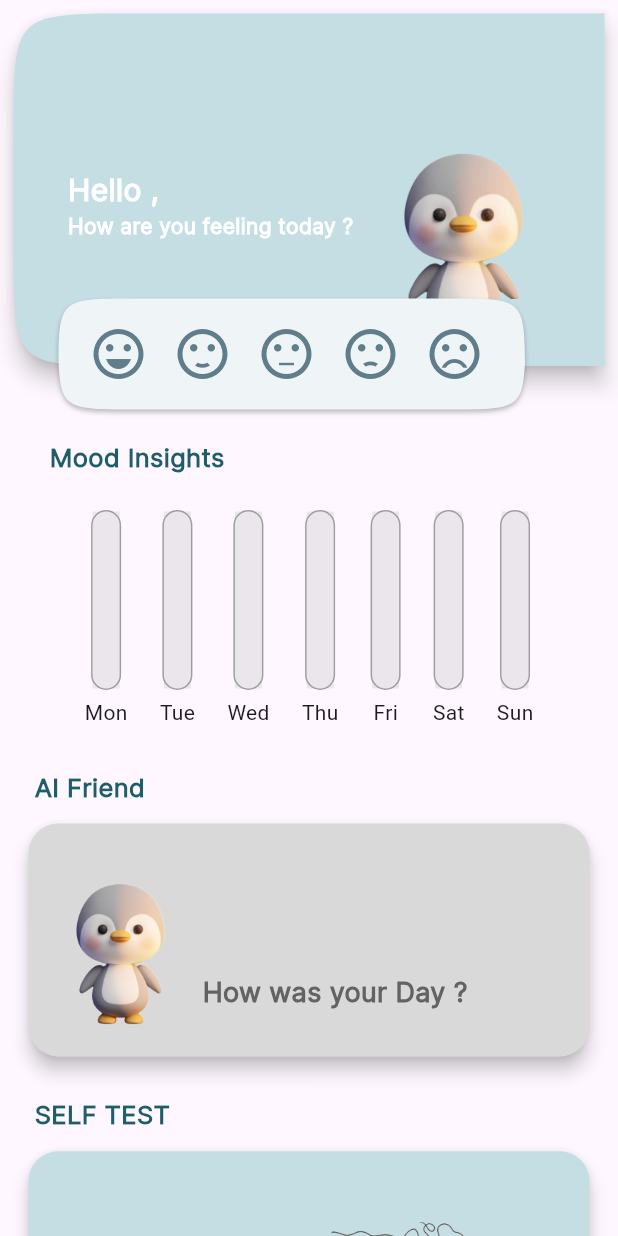
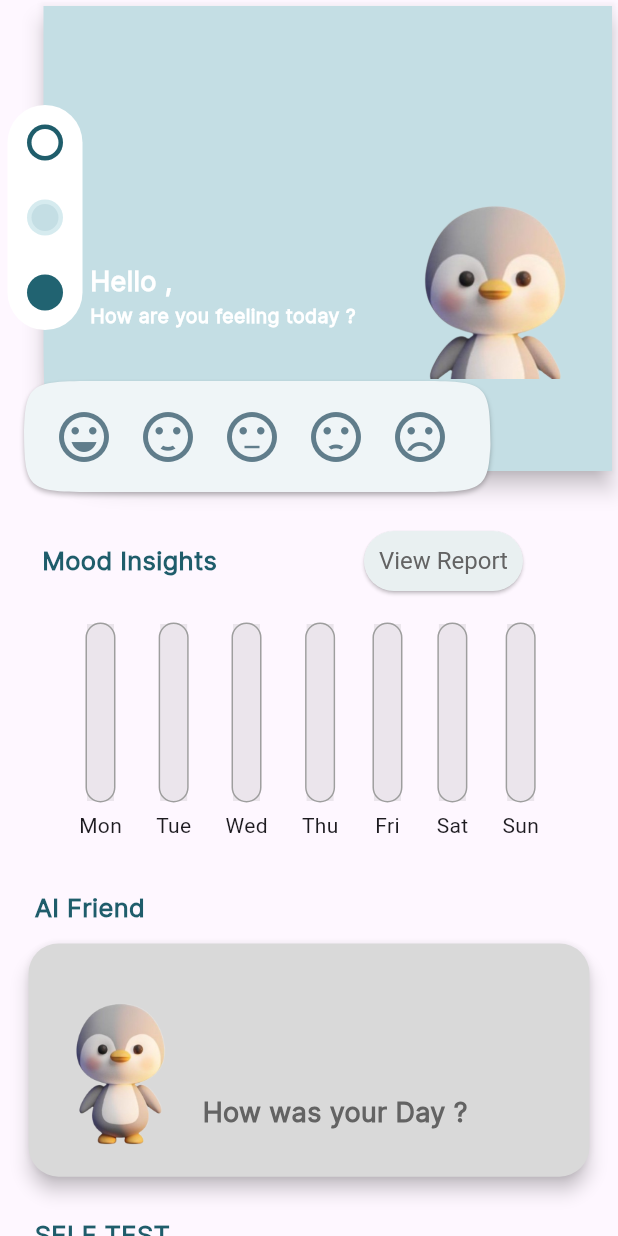
Before and after one commit to Kholoud-Mohamed/ozeyBOT, a Flutter app: the HOMEScreen screen opened directly with empty values, on a phone screen of 412 x 824 dp. Run offline on Flutter 3.47's test engine with Material 3 defaults, Android fonts, the phone set to English and light mode, and no system bars; our stand-ins replace carousel_slider, charts_flutter, firebase_core, fl_chart, flutter_rating_bar, geolocator and 14 more; missing offline and left inert: calendar_timeline_sbk; accounts and stored records are empty; project files that could hold a hidden picture were left out.

Commit message:
design  commit

```diff
--- a/lib/helper/constants.dart
+++ b/lib/helper/constants.dart
@@ -1,7 +1,8 @@
 import 'package:flutter/material.dart';
 
 //Colors cards
-Color primaryColor = const Color(0xffC4DEE4);
+Color primaryColor = const Color(
+    0xffC4DEE4); //Color.fromARGB(255, 205, 227, 232),Color.fromARGB(255, 215, 229, 232),
 Color secodaryColor = const Color(0xffD9D9D9);
 
 List<Color> lstcolors = [
--- a/lib/screens/homeScreen.dart
+++ b/lib/screens/homeScreen.dart
@@ -1,5 +1,6 @@
 // HOMEScreen file
 import 'dart:convert';
+import 'package:flutter/cupertino.dart';
 import 'package:flutter/widgets.dart';
 import 'package:http/http.dart' as http;
 import 'package:flutter/material.dart';
@@ -8,6 +9,7 @@ import 'package:mapfeature_project/moodTracer/mood_selector.dart';
 import 'package:mapfeature_project/moodTracer/sentiment.dart';
 import 'package:mapfeature_project/screens/ChatScreen.dart';
 import 'package:mapfeature_project/moodTracer/graph.dart';
+import 'package:mapfeature_project/widgets/decoration.dart';
 
 class HOMEScreen extends StatefulWidget {
   final String userId;
@@ -51,28 +53,47 @@ class _HOMEScreenState extends State<HOMEScreen> {
         padding: const EdgeInsets.only(top: 0),
         children: [
           Padding(
-            padding: const EdgeInsets.all(5.0),
+            padding: const EdgeInsets.all(0),
             child: Stack(
               children: [
                 Padding(
                   padding: const EdgeInsets.only(left: 0),
+                  child: Padding(
+                    padding: const EdgeInsets.only(left: 25.0),
                     child: Card(
                       elevation: 6.0,
                       shape: const ContinuousRectangleBorder(
                         borderRadius: BorderRadius.only(
-                        bottomLeft: Radius.circular(80.0),
-                        topLeft: Radius.circular(80.0),
+                          bottomLeft: Radius.circular(100),
+                          // topLeft: Radius.circular(100),
                         ),
                       ),
                       color: primaryColor,
                       child: Row(
-                      mainAxisAlignment: MainAxisAlignment.center,
+                        mainAxisAlignment: MainAxisAlignment.end,
                         children: [
                           Padding(
                             padding: const EdgeInsets.only(
-                            left: 8.0,
+                              left: 30.0,
                               top: 20.0,
                             ),
+                            child: Padding(
+                              padding: const EdgeInsets.only(left: 120),
+                              child: Image.asset(
+                                'images/photo_2024-01-17_04-23-53-removebg-preview.png',
+                                width: 160.0,
+                                height: 290.0,
+                              ),
+                            ),
+                          ),
+                        ],
+                      ),
+                    ),
+                  ),
+                ),
+                Positioned(
+                  top: 175,
+                  left: 60,
                   child: Column(
                     crossAxisAlignment: CrossAxisAlignment.start,
                     children: [
@@ -80,7 +101,7 @@ class _HOMEScreenState extends State<HOMEScreen> {
                         'Hello $userName,',
                         style: const TextStyle(
                             fontWeight: FontWeight.bold,
-                                    fontSize: 20.0,
+                            fontSize: 18.0,
                             fontFamily: interFont, //inter
                             color: Colors.white),
                       ),
@@ -88,52 +109,65 @@ class _HOMEScreenState extends State<HOMEScreen> {
                         'How are you feeling today ? ',
                         style: TextStyle(
                             fontWeight: FontWeight.bold,
-                                    fontSize: 14,
+                            fontSize: 13,
                             fontFamily: interFont, //inter
                             color: Colors.white),
                       ),
                     ],
                   ),
                 ),
-                        Align(
-                          child: Padding(
-                            padding: const EdgeInsets.only(
-                              top: 5,
+                Padding(
+                  padding: const EdgeInsets.only(top: 70, left: 5),
+                  child: decoration(),
                 ),
-                            child: Image.asset(
-                              'images/photo_2024-01-17_04-23-53-removebg-preview.png',
-                              width: 135.0,
-                              height: 230.0,
+                Positioned(
+                  top: 250,
+                  left: 12,
+                  child: MoodSelector(
+                    onSelected: widget.onMoodSelected,
+                    updateSelectedMood: _updateSelectedMood,
+                  ),
+                ),
+                Positioned(
+                  top: 350,
+                  left: 20,
+                  // padding: const EdgeInsets.all(8.0),
+                  child: Row(
+                    children: [
+                      _labelText('Mood Insights'),
+                      Padding(
+                        padding: const EdgeInsets.only(left: 90.0),
+                        child: ElevatedButton(
+                          onPressed: () {
+                            //navigation
+                          },
+                          style: ElevatedButton.styleFrom(
+                            backgroundColor: Color.fromARGB(255, 233, 240, 241),
+                            padding: const EdgeInsets.symmetric(
+                                horizontal: 10, vertical: 2),
+                            textStyle: const TextStyle(fontSize: 16),
+                            shape: RoundedRectangleBorder(
+                              borderRadius: BorderRadius.circular(20),
+                            ),
+                          ),
+                          child: Text(
+                            'View Report',
+                            style: TextStyle(color: fontGray),
                           ),
                         ),
                       ),
                     ],
                   ),
                 ),
-                ),
-                Positioned(
-                  top: 190,
-                  left: 30,
-                  child: MoodSelector(
-                    onSelected: widget.onMoodSelected,
-                    updateSelectedMood: _updateSelectedMood,
-                  ),
-                ),
-                Positioned(
-                  top: 280,
-                  left: 20,
-                  // padding: const EdgeInsets.all(8.0),
-                  child: _labelText('Mood Insights'),
-                ),
                 Padding(
-                  padding: const EdgeInsets.only(top: 320, right: 20, left: 20),
+                  padding: const EdgeInsets.only(top: 400, right: 20, left: 20),
                   child: MoodGraph(
                     moodData: {'currentDay': selectedMoodPercentage},
                     selectedMoodPercentage: selectedMoodPercentage,
                   ),
                 ),
                 Padding(
-                  padding: const EdgeInsets.only(top: 500, right: 10, left: 10),
+                  padding: const EdgeInsets.only(top: 580, right: 10, left: 10),
                   child: _buildFeatureList(),
                 ),
               ],
@@ -160,7 +194,9 @@ class _HOMEScreenState extends State<HOMEScreen> {
   }
 
   Widget _buildFeatureList() {
-    return Column(
+    return Padding(
+      padding: const EdgeInsets.all(5.0),
+      child: Column(
         crossAxisAlignment: CrossAxisAlignment.start,
         children: [
           _labelText('AI Friend'),
@@ -178,8 +214,8 @@ class _HOMEScreenState extends State<HOMEScreen> {
             },
             child: Card(
               elevation: 5,
-            shape:
-                RoundedRectangleBorder(borderRadius: BorderRadius.circular(20)),
+              shape: RoundedRectangleBorder(
+                  borderRadius: BorderRadius.circular(20)),
               color: secodaryColor,
               child: Row(
                 children: [
@@ -215,8 +251,8 @@ class _HOMEScreenState extends State<HOMEScreen> {
             },
             child: Card(
               elevation: 5,
-            shape:
-                RoundedRectangleBorder(borderRadius: BorderRadius.circular(20)),
+              shape: RoundedRectangleBorder(
+                  borderRadius: BorderRadius.circular(20)),
               color: primaryColor,
               child: Row(
                 children: [
@@ -252,8 +288,8 @@ class _HOMEScreenState extends State<HOMEScreen> {
             },
             child: Card(
               elevation: 5,
-            shape:
-                RoundedRectangleBorder(borderRadius: BorderRadius.circular(20)),
+              shape: RoundedRectangleBorder(
+                  borderRadius: BorderRadius.circular(20)),
               color: secodaryColor,
               child: Row(
                 children: [
@@ -312,8 +348,8 @@ class _HOMEScreenState extends State<HOMEScreen> {
             },
             child: Card(
               elevation: 5,
-            shape:
-                RoundedRectangleBorder(borderRadius: BorderRadius.circular(20)),
+              shape: RoundedRectangleBorder(
+                  borderRadius: BorderRadius.circular(20)),
               color: primaryColor,
               child: Row(
                 children: [
@@ -349,6 +385,7 @@ class _HOMEScreenState extends State<HOMEScreen> {
             height: 5,
           )
         ],
+      ),
     );
   }
 
--- /dev/null
+++ b/lib/widgets/decoration.dart
@@ -0,0 +1,43 @@
+import 'package:flutter/material.dart';
+import 'package:mapfeature_project/helper/constants.dart';
+
+class decoration extends StatelessWidget {
+  const decoration({Key? key}) : super(key: key);
+
+  @override
+  Widget build(BuildContext context) {
+    return Container(
+      width: 50,
+      height: 150,
+      decoration: BoxDecoration(
+        borderRadius: BorderRadius.circular(50),
+        color: Colors.white,
+      ),
+      child: Column(
+        mainAxisAlignment: MainAxisAlignment.spaceAround,
+        children: [
+          CircleAvatar(
+            radius: 12,
+            backgroundColor: labelColor,
+            child: const CircleAvatar(
+              radius: 9,
+              backgroundColor: Colors.white,
+            ),
+          ),
+          const CircleAvatar(
+            radius: 12,
+            backgroundColor: Color.fromARGB(255, 214, 235, 239),
+            child: CircleAvatar(
+              radius: 9,
+              backgroundColor: Color(0xffC4DEE4),
+            ),
+          ),
+          const CircleAvatar(
+            radius: 12,
+            backgroundColor: Color.fromARGB(255, 33, 99, 113),
+          ),
+        ],
+      ),
+    );
+  }
+}
--- a/pubspec.yaml
+++ b/pubspec.yaml
@@ -83,6 +83,7 @@ dependencies:
   youtube_player_flutter: ^8.0.0
   shared_preferences: ^2.2.2
   chewie: ^1.8.1
+  flutter_animate: ^4.5.0
 
 
 
```
Also changed, not shown: lib/screens/SignUpScreen.dart (+4 -3 lines), lib/screens/soothe_screen.dart (+34 -7 lines), pubspec.lock. Lines whose indentation alone changed are shown as unchanged.
